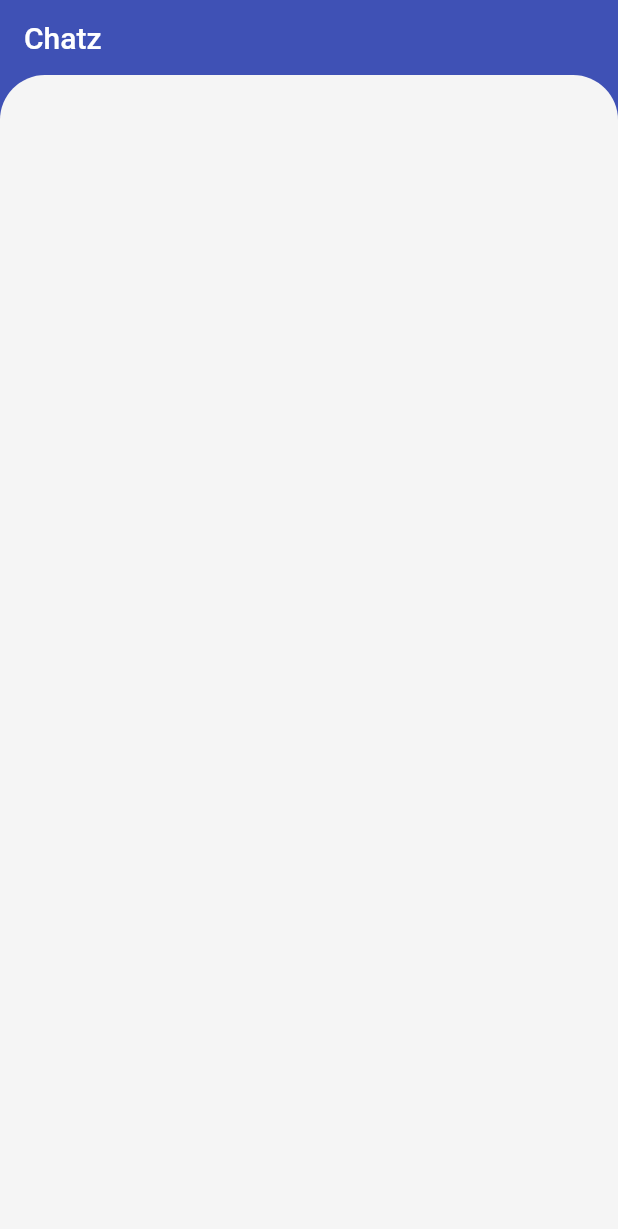
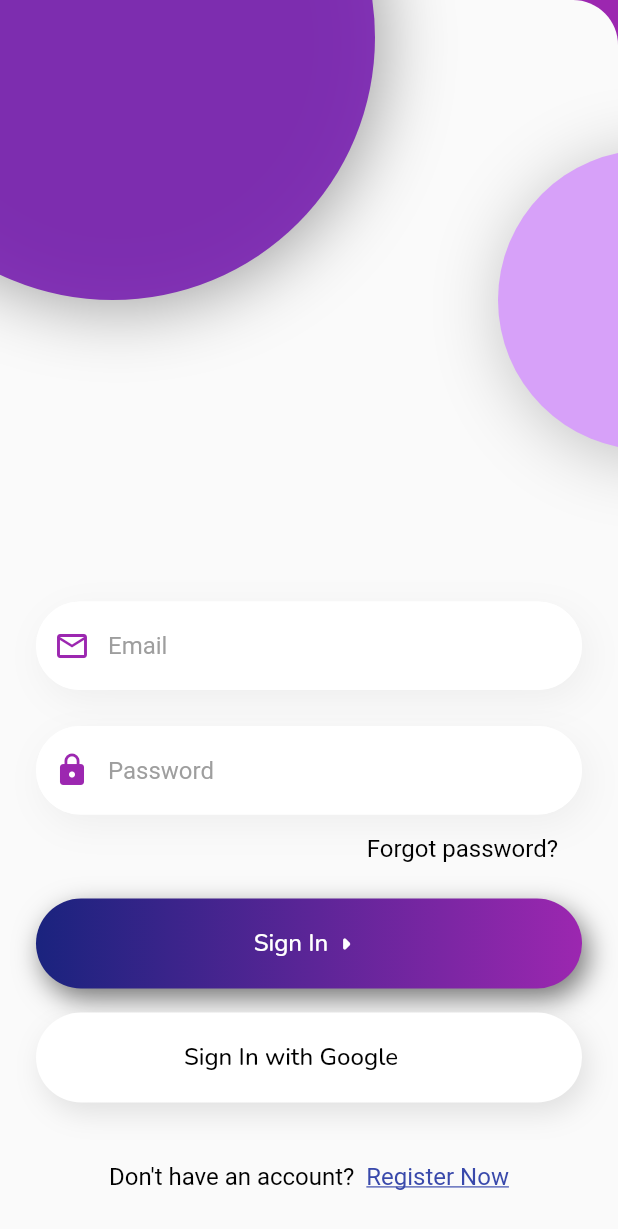
Before and after one commit to ryanemm/chatz, a Flutter app: the screen it shows after launch, on a phone screen of 412 x 824 dp. Shown: the top 1229 px of the screen. Run offline on Flutter 3.47's test engine with Material 2 defaults, Android fonts, the light colour scheme and no system bars; our stand-ins replace google_fonts.

Commit message:
sign in page ui

```diff
--- /dev/null
+++ b/lib/components/image_button.dart
@@ -0,0 +1,70 @@
+import "package:flutter/material.dart";
+import 'package:google_fonts/google_fonts.dart';
+
+class ImageButton extends StatelessWidget {
+  const ImageButton({
+    Key? key,
+    this.text = "Button",
+    this.ftSize = 16.0,
+    this.buttonColor = Colors.blue,
+    this.textColor = Colors.white,
+    this.padding = 20.0,
+    this.buttonColor1 = Colors.purple,
+    this.buttonColor2 = Colors.blue,
+    this.shadowColor = Colors.blue,
+    this.offsetX = 4,
+    this.offsetY = 7,
+    this.width = double.minPositive,
+    required this.iconImage,
+    this.iconHeight = 30,
+  }) : super(key: key);
+
+  final String text;
+  final double ftSize;
+  final Color buttonColor;
+  final Color textColor;
+  final double padding;
+  final Color buttonColor1;
+  final Color buttonColor2;
+  final Color shadowColor;
+  final double offsetY;
+  final double offsetX;
+  final double width;
+  final Image iconImage;
+  final double iconHeight;
+
+  @override
+  Widget build(BuildContext context) {
+    return Container(
+      width: width,
+      padding: EdgeInsets.symmetric(vertical: 6, horizontal: padding),
+      decoration: BoxDecoration(
+        boxShadow: [
+          BoxShadow(
+              offset: Offset(offsetX, offsetY),
+              color: shadowColor,
+              blurRadius: 15,
+              spreadRadius: 0)
+        ],
+        gradient: LinearGradient(colors: [buttonColor1, buttonColor2]),
+        borderRadius: BorderRadius.circular(30),
+      ),
+      child: (TextButton(
+        child: Row(
+          mainAxisAlignment: MainAxisAlignment.center,
+          children: [
+            Text(
+              text,
+              style: GoogleFonts.nunito(
+                  fontSize: ftSize,
+                  fontWeight: FontWeight.w500,
+                  color: textColor),
+            ),
+            iconImage
+          ],
+        ),
+        onPressed: () {},
+      )),
+    );
+  }
+}
--- /dev/null
+++ b/lib/components/simple_button.dart
@@ -0,0 +1,69 @@
+import "package:flutter/material.dart";
+import 'package:google_fonts/google_fonts.dart';
+
+class SimpleButton extends StatelessWidget {
+  const SimpleButton({
+    Key? key,
+    this.text = "Button",
+    this.ftSize = 16.0,
+    this.buttonColor = Colors.blue,
+    this.textColor = Colors.white,
+    this.padding = 20.0,
+    this.buttonColor1 = Colors.purple,
+    this.buttonColor2 = Colors.blue,
+    this.shadowColor = Colors.blue,
+    this.offsetX = 4,
+    this.offsetY = 7,
+    this.width = double.minPositive,
+  }) : super(key: key);
+
+  final String text;
+  final double ftSize;
+  final Color buttonColor;
+  final Color textColor;
+  final double padding;
+  final Color buttonColor1;
+  final Color buttonColor2;
+  final Color shadowColor;
+  final double offsetY;
+  final double offsetX;
+  final double width;
+
+  @override
+  Widget build(BuildContext context) {
+    return Container(
+      width: width,
+      padding: EdgeInsets.symmetric(vertical: 6, horizontal: padding),
+      decoration: BoxDecoration(
+        boxShadow: [
+          BoxShadow(
+              offset: Offset(offsetX, offsetY),
+              color: shadowColor,
+              blurRadius: 15,
+              spreadRadius: 0)
+        ],
+        gradient: LinearGradient(colors: [buttonColor1, buttonColor2]),
+        borderRadius: BorderRadius.circular(30),
+      ),
+      child: (TextButton(
+        child: Row(
+          mainAxisAlignment: MainAxisAlignment.center,
+          children: [
+            Text(
+              text,
+              style: GoogleFonts.nunito(
+                  fontSize: ftSize,
+                  fontWeight: FontWeight.w500,
+                  color: textColor),
+            ),
+            Icon(
+              Icons.arrow_right_rounded,
+              color: Colors.white,
+            )
+          ],
+        ),
+        onPressed: () {},
+      )),
+    );
+  }
+}
--- a/lib/main.dart
+++ b/lib/main.dart
@@ -13,7 +13,7 @@ class MyApp extends StatelessWidget {
       title: 'Flutter Demo',
       theme: ThemeData(
         scaffoldBackgroundColor: Colors.blue,
-        primarySwatch: Colors.indigo,
+        primarySwatch: Colors.purple,
       ),
       home: SignIn(),
     );
--- a/lib/screens/signin.dart
+++ b/lib/screens/signin.dart
@@ -1,3 +1,5 @@
+import 'package:chatz/components/image_button.dart';
+import 'package:chatz/components/simple_button.dart';
 import 'package:chatz/widgets/widgets.dart';
 import "package:flutter/material.dart";
 import "package:google_fonts/google_fonts.dart";
@@ -14,21 +16,160 @@ class _SignInState extends State<SignIn> {
   @override
   Widget build(BuildContext context) {
     return Scaffold(
-        appBar: PreferredSize(
-            preferredSize: const Size.fromHeight(50),
-            child: appBarMain(context)),
-        extendBodyBehindAppBar: false,
-        body: Container(
-          //padding: EdgeInsets.all(40),
-          color: Colors.indigo,
-          child: Container(
+      body: Container(
+        color: Colors.purple,
+        child: Stack(children: [
+          Container(
             decoration: BoxDecoration(
-                color: Colors.grey[100],
+                color: Colors.grey[50],
                 borderRadius: BorderRadius.only(
                   topLeft: Radius.circular(30),
                   topRight: Radius.circular(30),
                 )),
+            padding: EdgeInsets.symmetric(horizontal: 24),
+            child: Column(
+              children: [
+                Spacer(),
+                Form(
+                  child: Column(children: [
+                    Container(
+                      decoration: BoxDecoration(
+                          color: Colors.white,
+                          borderRadius: BorderRadius.all(Radius.circular(30)),
+                          boxShadow: [
+                            BoxShadow(
+                                offset: Offset(4, 7),
+                                color: Colors.grey.shade200,
+                                blurRadius: 20),
+                          ]),
+                      child: TextFormField(
+                        style: simpleTextStyle(),
+                        decoration: textFieldInputDecoration(
+                            "Email",
+                            Icon(
+                              Icons.email_outlined,
+                              color: Colors.purple,
+                            )),
+                      ),
+                    ),
+                    SizedBox(height: 24),
+                    Container(
+                      decoration: BoxDecoration(
+                          color: Colors.white,
+                          borderRadius: BorderRadius.all(Radius.circular(30)),
+                          boxShadow: [
+                            BoxShadow(
+                                offset: Offset(4, 7),
+                                color: Colors.grey.shade200,
+                                blurRadius: 20),
+                          ]),
+                      child: TextFormField(
+                        obscureText: true,
+                        validator: (val) {
+                          return val!.length > 8
+                              ? null
+                              : "Password must have 8 characters or more";
+                        },
+                        style: simpleTextStyle(),
+                        decoration: textFieldInputDecoration(
+                            "Password", Icon(Icons.lock, color: Colors.purple)),
+                      ),
+                    )
+                  ]),
+                ),
+                SizedBox(height: 5),
+                Row(
+                  mainAxisAlignment: MainAxisAlignment.end,
+                  children: [
+                    Container(
+                      padding:
+                          EdgeInsets.symmetric(horizontal: 16, vertical: 8),
+                      child: Text(
+                        "Forgot password?",
+                        style: simpleTextStyle(),
+                      ),
+                    ),
+                  ],
+                ),
+                SizedBox(height: 16),
+                GestureDetector(
+                  onTap: () {},
+                  child: SimpleButton(
+                    buttonColor1: Colors.indigo.shade900,
+                    buttonColor2: Colors.purple,
+                    shadowColor: Colors.grey.shade600,
+                    offsetX: 4,
+                    offsetY: 7,
+                    text: "Sign In",
+                    width: double.infinity,
+                  ),
+                ),
+                SizedBox(height: 16),
+                SimpleButton(
+                  buttonColor2: Colors.white,
+                  buttonColor1: Colors.white,
+                  shadowColor: Colors.grey.shade300,
+                  offsetX: 4,
+                  offsetY: 7,
+                  text: "Sign In with Google",
+                  width: double.infinity,
+                  textColor: Colors.black,
+                ),
+                SizedBox(height: 40),
+                Row(
+                  mainAxisAlignment: MainAxisAlignment.center,
+                  children: [
+                    Text("Don't have an account?  ", style: simpleTextStyle()),
+                    Text("Register Now",
+                        style: TextStyle(
+                            color: Colors.indigo.shade600,
+                            fontSize: 16,
+                            decoration: TextDecoration.underline))
+                  ],
+                ),
+                SizedBox(
+                  height: 30,
+                )
+              ],
+            ),
           ),
-        ));
+          Positioned(
+            left: -100,
+            top: -150,
+            child: Container(
+              width: 350,
+              height: 350,
+              decoration: BoxDecoration(
+                  borderRadius: BorderRadius.all(Radius.circular(175)),
+                  color: Color(0xff7921B1).withOpacity(0.9),
+                  boxShadow: [
+                    BoxShadow(
+                      color: Colors.grey.shade500,
+                      offset: Offset(4, 4),
+                      blurRadius: 40,
+                    )
+                  ]),
+            ),
+          ),
+          Positioned(
+            right: -120,
+            top: 100,
+            child: Container(
+              width: 200,
+              height: 200,
+              decoration: BoxDecoration(
+                  borderRadius: BorderRadius.all(Radius.circular(100)),
+                  color: Color(0xffD7A1F9),
+                  boxShadow: [
+                    BoxShadow(
+                        color: Colors.grey.shade400,
+                        offset: Offset(4, 5),
+                        blurRadius: 40)
+                  ]),
+            ),
+          )
+        ]),
+      ),
+    );
   }
 }
--- a/lib/widgets/widgets.dart
+++ b/lib/widgets/widgets.dart
@@ -9,3 +9,20 @@ Widget appBarMain(BuildContext context) {
     ),
   );
 }
+
+TextStyle simpleTextStyle() {
+  return TextStyle(color: Colors.black, fontSize: 16);
+}
+
+InputDecoration textFieldInputDecoration(String hintText, Icon prefixIcon) {
+  return InputDecoration(
+      hintText: hintText,
+      prefixIcon: prefixIcon,
+      hintStyle: TextStyle(color: Colors.grey),
+      focusedBorder: OutlineInputBorder(
+          borderSide: BorderSide(color: Colors.purple),
+          borderRadius: BorderRadius.all(Radius.circular(30))),
+      enabledBorder: OutlineInputBorder(
+          borderSide: BorderSide(color: Colors.white),
+          borderRadius: BorderRadius.all(Radius.circular(30))));
+}
--- a/pubspec.yaml
+++ b/pubspec.yaml
@@ -46,9 +46,8 @@ flutter:
   uses-material-design: true
 
   # To add assets to your application, add an assets section, like this:
-  # assets:
-  #   - images/a_dot_burr.jpeg
-  #   - images/a_dot_ham.jpeg
+  assets:
+    - assets/images/
 
   # An image asset can refer to one or more resolution-specific "variants", see
   # https://flutter.dev/assets-and-images/#resolution-aware.
```
Also changed, not shown: assets/images/google_icon.png (added), assets/images/sign_in_icon.png (added).
